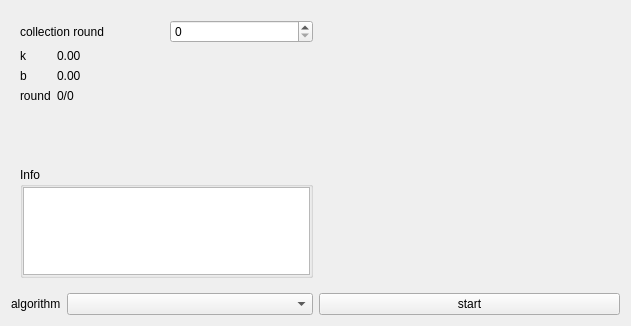
Qt form src/form/plot/formplotcorrection.ui (MRsoymilk/MySerial) before a commit.
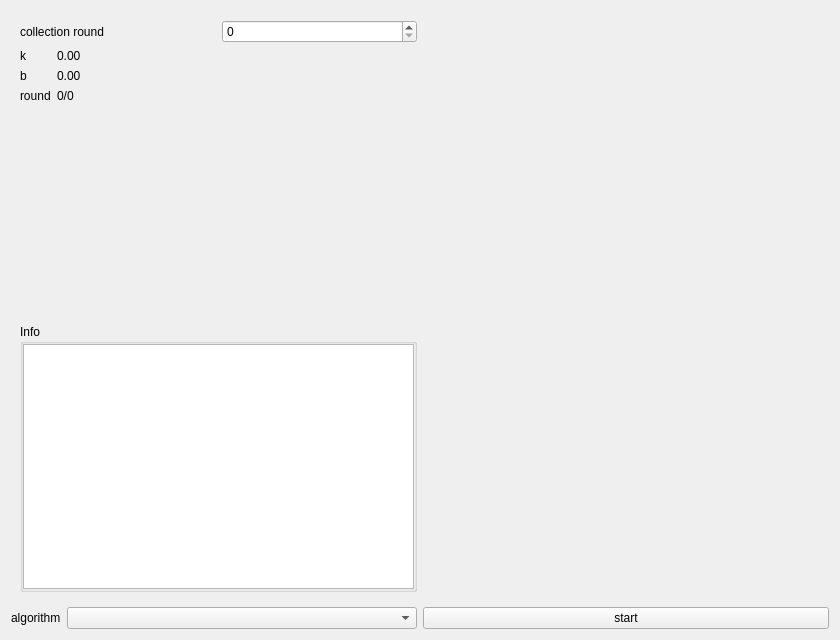
The same form after that commit.

The edit to the form file:
```diff
--- a/src/form/plot/formplotcorrection.ui
+++ b/src/form/plot/formplotcorrection.ui
@@ -6,8 +6,8 @@
    <rect>
     <x>0</x>
     <y>0</y>
-    <width>631</width>
-    <height>326</height>
+    <width>840</width>
+    <height>640</height>
    </rect>
   </property>
   <property name="windowTitle">
```
